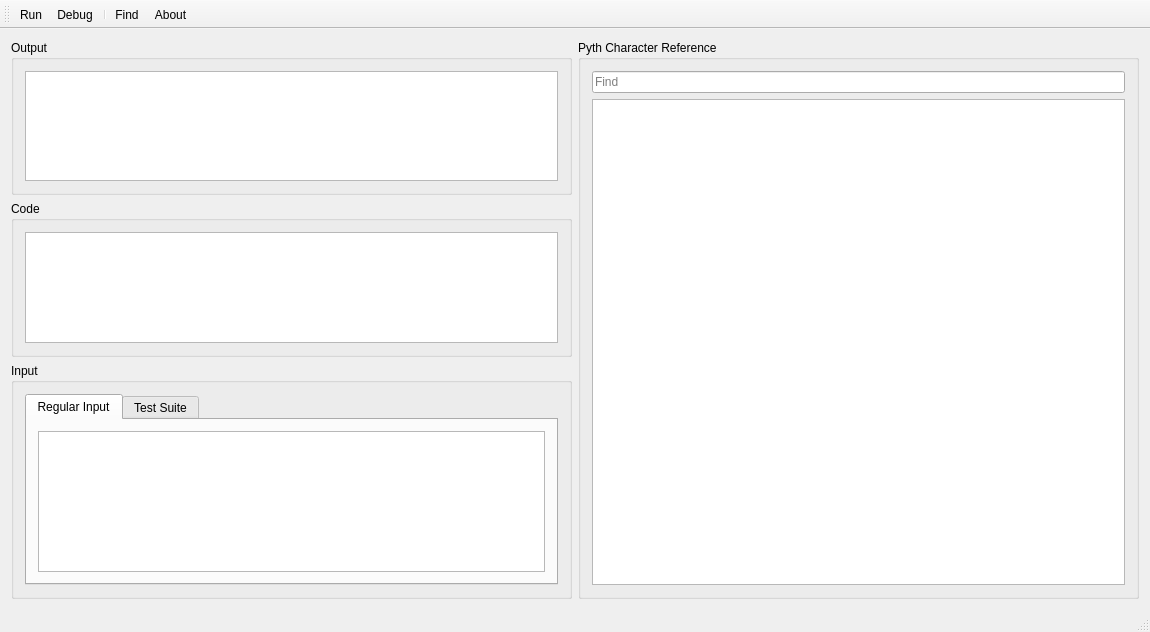
First picture: the form in mainwindow.ui, repository jakobkogler/PythIDE, before the edit.
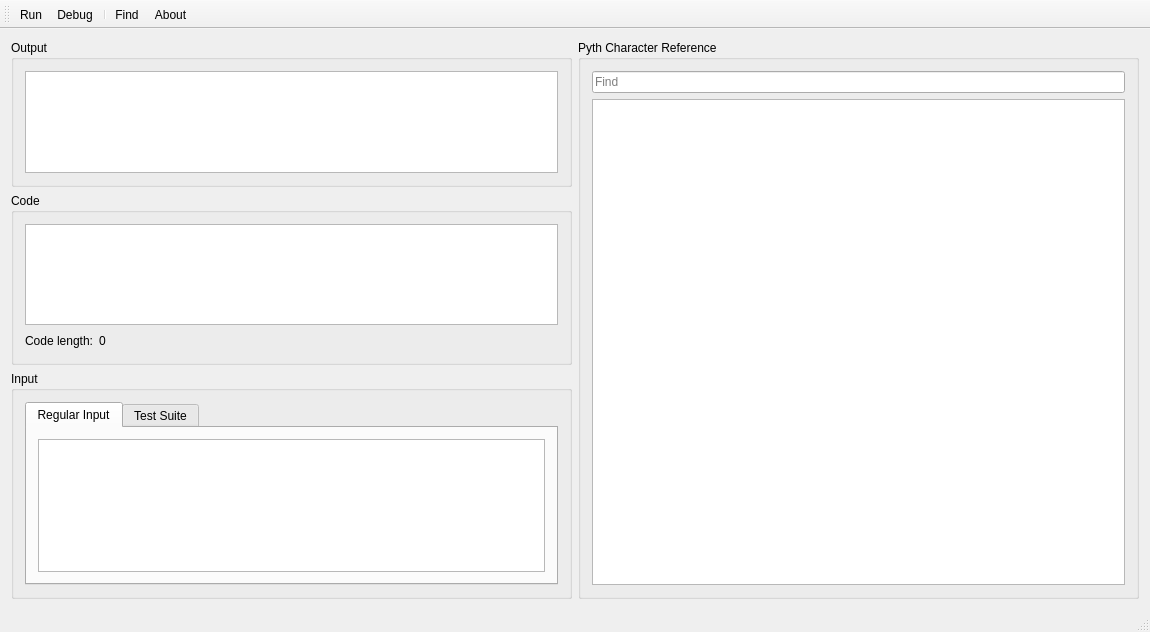
Second picture: the form after the edit.

Commit message: Show code length

```diff
--- a/mainwindow.ui
+++ b/mainwindow.ui
@@ -41,8 +41,35 @@
         <property name="title">
          <string>Code</string>
         </property>
-        <layout class="QHBoxLayout" name="horizontalLayout_2">
-         <item>
+        <layout class="QGridLayout" name="gridLayout_2">
+         <item row="1" column="1">
+          <widget class="QLabel" name="code_length_label">
+           <property name="text">
+            <string>0</string>
+           </property>
+          </widget>
+         </item>
+         <item row="1" column="0">
+          <widget class="QLabel" name="label">
+           <property name="text">
+            <string>Code length:</string>
+           </property>
+          </widget>
+         </item>
+         <item row="1" column="2">
+          <spacer name="horizontalSpacer">
+           <property name="orientation">
+            <enum>Qt::Horizontal</enum>
+           </property>
+           <property name="sizeHint" stdset="0">
+            <size>
+             <width>40</width>
+             <height>20</height>
+            </size>
+           </property>
+          </spacer>
+         </item>
+         <item row="0" column="0" colspan="3">
           <widget class="QPlainTextEdit" name="code_text_edit">
            <property name="tabChangesFocus">
             <bool>true</bool>
```
The commit also changes 1 other file.
